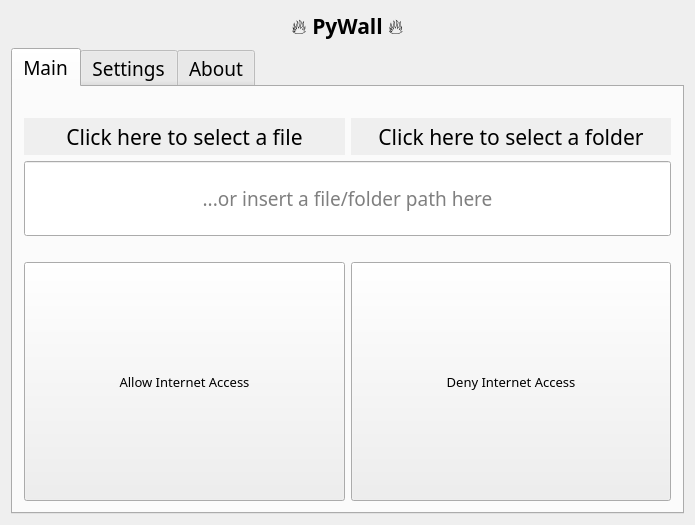
This is src/ui/configGui.ui in p-yukusai/PyWall as Qt 5 draws it before an edit. The edited form follows.
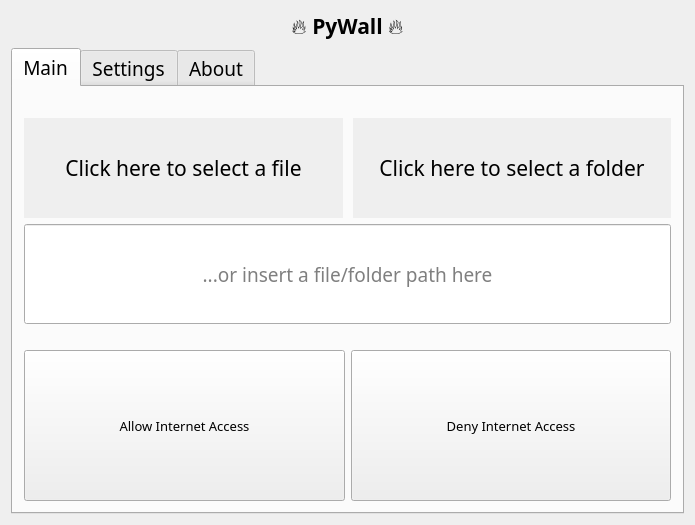
This is the edited form. Icons and pictures are not drawn.

```diff
--- a/src/ui/configGui.ui
+++ b/src/ui/configGui.ui
@@ -43,6 +43,28 @@
         <string>Main</string>
        </attribute>
        <layout class="QGridLayout" name="gridLayout_3">
+        <item row="3" column="0" colspan="2">
+         <layout class="QGridLayout" name="dragGrid"/>
+        </item>
+        <item row="6" column="0">
+         <widget class="QPushButton" name="allowAccess">
+          <property name="sizePolicy">
+           <sizepolicy hsizetype="Expanding" vsizetype="Preferred">
+            <horstretch>0</horstretch>
+            <verstretch>2</verstretch>
+           </sizepolicy>
+          </property>
+          <property name="font">
+           <font>
+            <family>Montserrat</family>
+            <pointsize>10</pointsize>
+           </font>
+          </property>
+          <property name="text">
+           <string>Allow Internet Access</string>
+          </property>
+         </widget>
+        </item>
         <item row="4" column="0" colspan="2">
          <widget class="QLineEdit" name="pathLineEdit">
           <property name="sizePolicy">
@@ -54,7 +76,7 @@
           <property name="minimumSize">
            <size>
             <width>0</width>
-            <height>75</height>
+            <height>100</height>
            </size>
           </property>
           <property name="sizeIncrement">
@@ -86,28 +108,6 @@
           </property>
          </widget>
         </item>
-        <item row="3" column="0" colspan="2">
-         <layout class="QGridLayout" name="dragGrid"/>
-        </item>
-        <item row="6" column="0">
-         <widget class="QPushButton" name="allowAccess">
-          <property name="sizePolicy">
-           <sizepolicy hsizetype="Expanding" vsizetype="Expanding">
-            <horstretch>0</horstretch>
-            <verstretch>2</verstretch>
-           </sizepolicy>
-          </property>
-          <property name="font">
-           <font>
-            <family>Montserrat</family>
-            <pointsize>10</pointsize>
-           </font>
-          </property>
-          <property name="text">
-           <string>Allow Internet Access</string>
-          </property>
-         </widget>
-        </item>
         <item row="5" column="0" colspan="2">
          <spacer name="horizontalSpacer_5">
           <property name="orientation">
@@ -137,7 +137,7 @@
         <item row="6" column="1">
          <widget class="QPushButton" name="denyAccess">
           <property name="sizePolicy">
-           <sizepolicy hsizetype="Expanding" vsizetype="Expanding">
+           <sizepolicy hsizetype="Expanding" vsizetype="Preferred">
             <horstretch>0</horstretch>
             <verstretch>1</verstretch>
            </sizepolicy>
@@ -155,6 +155,15 @@
         </item>
         <item row="1" column="0" rowspan="2" colspan="2">
          <layout class="QHBoxLayout" name="horizontalLayout">
+          <property name="spacing">
+           <number>10</number>
+          </property>
+          <property name="topMargin">
+           <number>0</number>
+          </property>
+          <property name="bottomMargin">
+           <number>0</number>
+          </property>
           <item>
            <widget class="QToolButton" name="fileSelect">
             <property name="sizePolicy">
@@ -163,6 +172,12 @@
               <verstretch>0</verstretch>
              </sizepolicy>
             </property>
+            <property name="minimumSize">
+             <size>
+              <width>0</width>
+              <height>100</height>
+             </size>
+            </property>
             <property name="font">
              <font>
               <family>Montserrat</family>
@@ -200,6 +215,12 @@
               <verstretch>0</verstretch>
              </sizepolicy>
             </property>
+            <property name="minimumSize">
+             <size>
+              <width>0</width>
+              <height>100</height>
+             </size>
+            </property>
             <property name="font">
              <font>
               <family>Montserrat</family>
```
